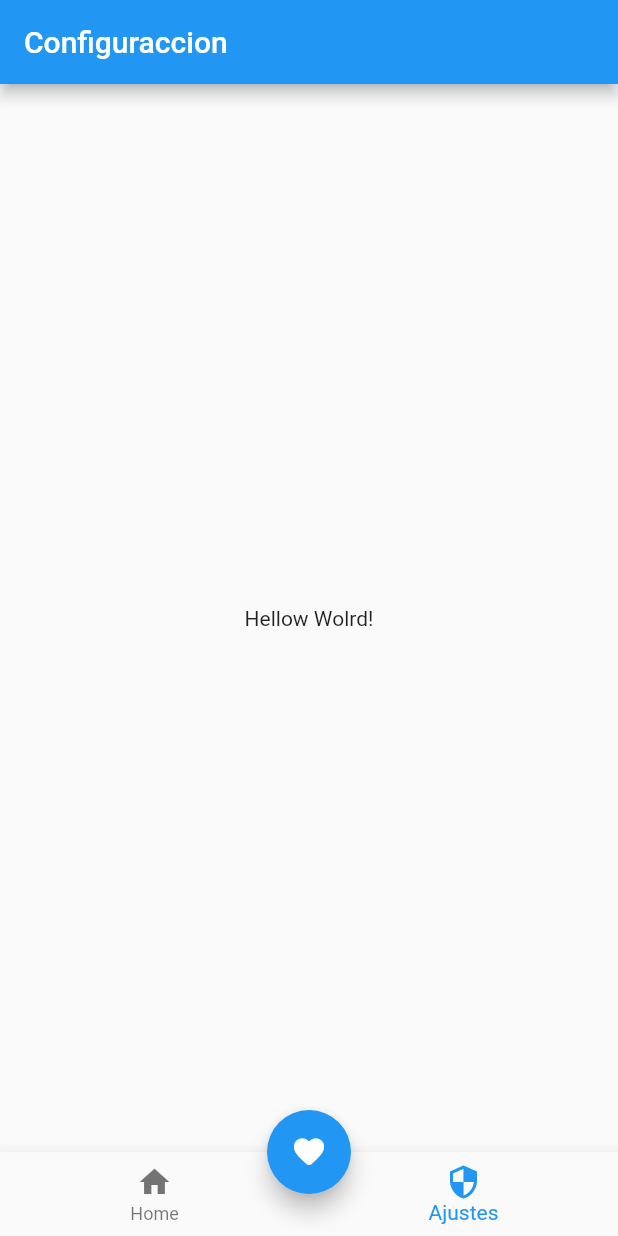
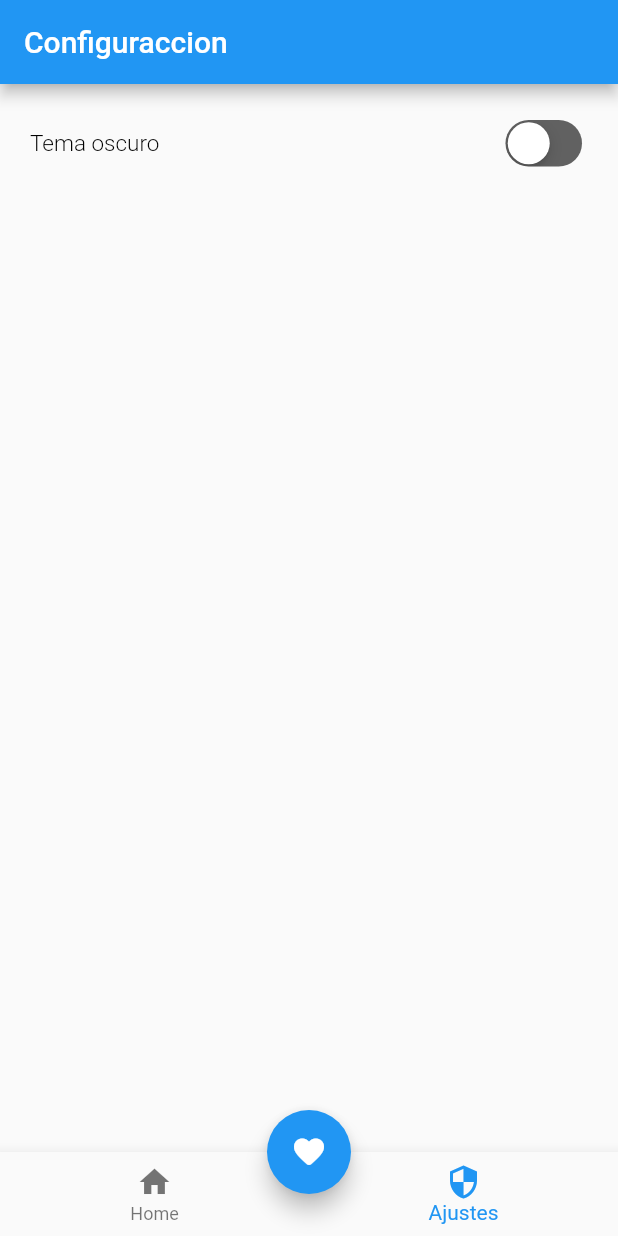
Before and after one commit to MurgaRoberto/PMPDproj, a Flutter app: the screen it shows after launch, item 2 of the bottom bar chosen, on a phone screen of 412 x 824 dp. Run offline on Flutter 3.47's test engine with Material 2 defaults, Android fonts, the phone set to English and light mode, and no system bars; missing offline and left inert: dart:html.

Commit message:
Cambios pestaña settings

```diff
--- a/proj_app_roberto/lib/screens/pageFavs.dart
+++ b/proj_app_roberto/lib/screens/pageFavs.dart
@@ -7,11 +7,9 @@ class FavoritosScreen extends StatelessWidget {
   Widget build(BuildContext context) {
     return Scaffold(
         appBar: AppBar(
-          title: const Center(
-            child: Text('Favoritos'),
-          ),
+          title: const Text('Favoritos'),
         ),
-        body: Center(
+        body: const Center(
           child: Text('Hellow World!'),
         ),
     );
--- a/proj_app_roberto/lib/screens/settingsScreen.dart
+++ b/proj_app_roberto/lib/screens/settingsScreen.dart
@@ -1,9 +1,27 @@
+import 'dart:html';
+
+import 'package:flutter/cupertino.dart';
 import 'package:flutter/material.dart';
+import 'package:proj_app_roberto/main.dart';
+import 'package:proj_app_roberto/screens/pageFavs.dart';
 
-import '../main.dart';
 
-class SettingsScreen extends StatelessWidget {
+class SettingsScreen extends StatefulWidget {
+
   const SettingsScreen({super.key});
+
+  @override
+  State<SettingsScreen> createState() => _SettingsScreenState();
+}
+
+class _SettingsScreenState extends State<SettingsScreen> {
+  bool val1 = false;
+
+  onChangeFunction1(bool newValue1){
+    setState(() {
+      val1 = newValue1;
+    });
+  }
 
   @override
   Widget build(BuildContext context) {
@@ -11,10 +29,38 @@ class SettingsScreen extends StatelessWidget {
       appBar: AppBar(
         title: const Text('Configuraccion'),
       ),
-      body: const Center(
-        child: Text('Hellow Wolrd!'),
+      body: Padding(
+        padding: const EdgeInsets.all(20),
+        child: Column(
+          children: [
+            Row(
+              mainAxisAlignment: MainAxisAlignment.spaceBetween,
+              children: [
+                const Text('Tema oscuro', style: TextStyle(
+                  fontSize: 15.0,
+                  fontFamily: 'Roboto',
+                  fontWeight: FontWeight.w300,
+                  color: Colors.black
+                )),
+                const Spacer(),
+                customSwitch(val1, onChangeFunction1),
+                ],
+              ),
+            ],
+          )
+        ),
+      );
 
-      )
-    );
+  }
+
+  CupertinoSwitch customSwitch(bool val, Function onChangeMethod) {
+    return CupertinoSwitch(
+                trackColor: Colors.grey.shade700,
+                activeColor: Colors.blue,
+                value: val,
+                onChanged: (newValue) {
+                  onChangeMethod(newValue);
+                 },
+              );
   }
 }
```
Also changed, not shown: proj_app_roberto/lib/main.dart (+15 -2 lines), proj_app_roberto/lib/screens/listData.dart (+20 -0 lines), proj_app_roberto/pubspec.lock, 1 other file.
